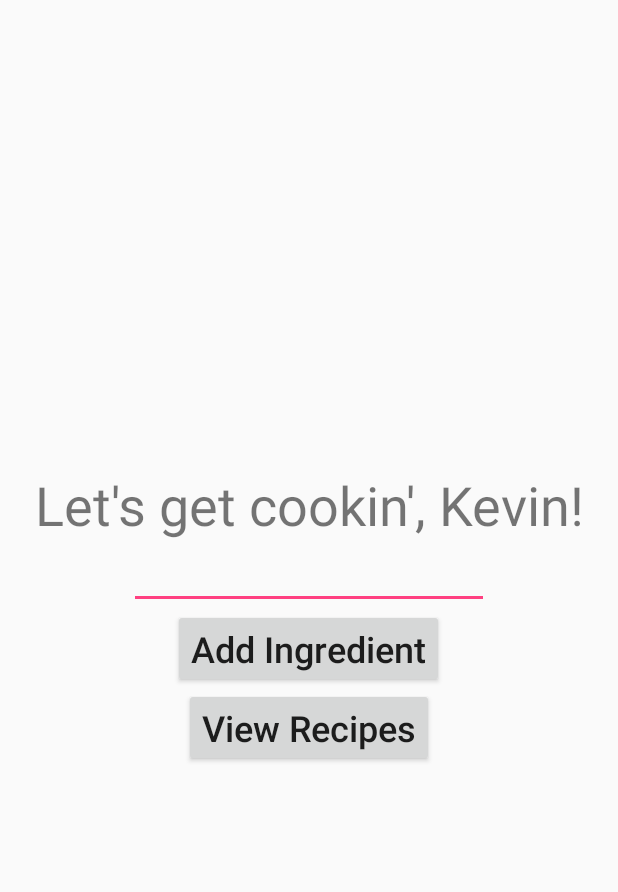
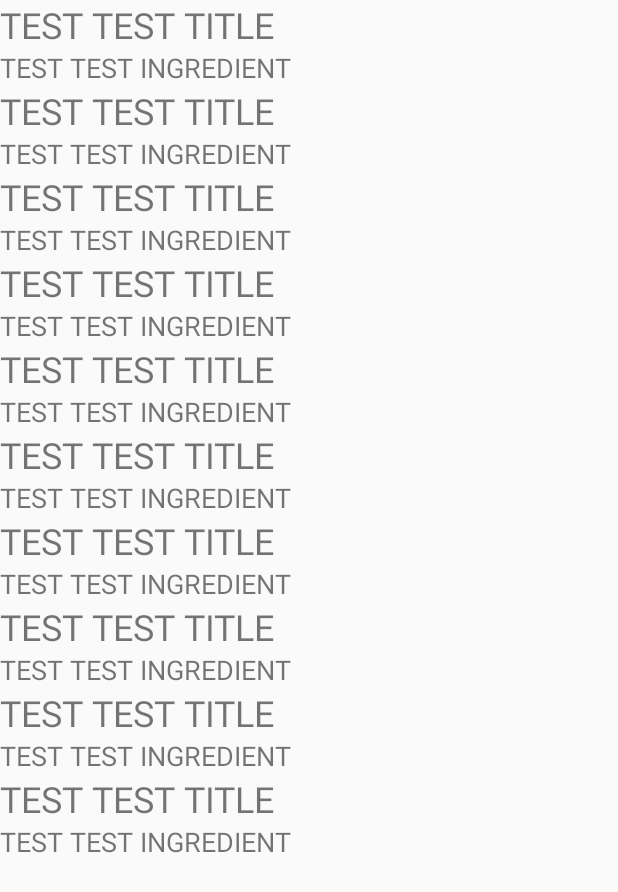
Before and after one commit to dvd-z/recipenn, an Android app: the screen it shows after launch (MainActivity before the commit, RecipeActivity after it), after a tap on "Add Ingredient", on a phone screen of 412 x 824 dp. Shown: the top 892 px of the screen. Run offline under Robolectric (Android 15) with nearby library versions, the phone set to English and light mode, and no system bars.

Commit message:
List of recipes now works

```diff
--- a/recipenn-android/app/src/main/java/com/recipenns/recipenn/MainActivity.java
+++ b/recipenn-android/app/src/main/java/com/recipenns/recipenn/MainActivity.java
@@ -21,5 +21,7 @@ public class MainActivity extends AppCompatActivity implements View.OnClickListe
 
     @Override
     public void onClick(View v) {
+        Intent intent = new Intent(this, RecipeActivity.class);
+        this.startActivity(intent);
     }
 }
--- a/recipenn-android/app/src/main/java/com/recipenns/recipenn/RecipeActivity.java
+++ b/recipenn-android/app/src/main/java/com/recipenns/recipenn/RecipeActivity.java
@@ -5,7 +5,10 @@ import android.os.Bundle;
 import android.support.v7.widget.LinearLayoutManager;
 import android.support.v7.widget.RecyclerView;
 
-public class RecipeActivity extends AppCompatActivity {x
+import java.util.ArrayList;
+import java.util.List;
+
+public class RecipeActivity extends AppCompatActivity {
     private RecyclerView recyclerView;
     private RecyclerView.Adapter adapter;
     private RecyclerView.LayoutManager layoutManager;
@@ -20,5 +23,16 @@ public class RecipeActivity extends AppCompatActivity {x
 
         layoutManager = new LinearLayoutManager(this);
         recyclerView.setLayoutManager(layoutManager);
+
+        List<RecipeObject> newObjects = new ArrayList<>();
+        for(int i=0;i<10;i++){
+            RecipeObject newObject = new RecipeObject();
+            newObject.setIngredients("TEST TEST INGREDIENT");
+            newObject.setTitle("TEST TEST TITLE");
+            newObjects.add(newObject);
+        }
+
+        adapter = new RecipeAdapter(newObjects);
+        recyclerView.setAdapter(adapter);
     }
 }
--- /dev/null
+++ b/recipenn-android/app/src/main/java/com/recipenns/recipenn/RecipeAdapter.java
@@ -0,0 +1,50 @@
+package com.recipenns.recipenn;
+
+import android.support.annotation.NonNull;
+import android.support.v7.widget.RecyclerView;
+import android.view.LayoutInflater;
+import android.view.View;
+import android.view.ViewGroup;
+import android.widget.TextView;
+
+import java.util.List;
+
+public class RecipeAdapter extends RecyclerView.Adapter<RecipeAdapter.MyViewHolder>{
+    private List<RecipeObject> dataset;
+
+    @NonNull
+    @Override
+    public RecipeAdapter.MyViewHolder onCreateViewHolder(@NonNull ViewGroup viewGroup, int i) {
+        View rowItem = LayoutInflater.from(viewGroup.getContext()).inflate(R.layout.row_item, viewGroup, false);
+        MyViewHolder vh = new MyViewHolder(rowItem);
+        return vh;
+    }
+
+    @Override
+    public void onBindViewHolder(@NonNull RecipeAdapter.MyViewHolder myViewHolder, int i) {
+        myViewHolder.title.setText(dataset.get(i).getTitle());
+        myViewHolder.content.setText(dataset.get(i).getIngredients());
+    }
+
+    @Override
+    public int getItemCount() {
+        return dataset.size();
+    }
+
+    public static class MyViewHolder extends RecyclerView.ViewHolder {
+        public TextView title;
+        public TextView content;
+
+        public MyViewHolder(@NonNull View itemView) {
+            super(itemView);
+            title = itemView.findViewById(R.id.title);
+            content = itemView.findViewById(R.id.content);
+        }
+    }
+
+    public RecipeAdapter(List<RecipeObject> newDataset) {
+        this.dataset = newDataset;
+    }
+
+
+}
--- /dev/null
+++ b/recipenn-android/app/src/main/res/layout/row_item.xml
@@ -0,0 +1,29 @@
+<?xml version="1.0" encoding="utf-8"?>
+
+<FrameLayout xmlns:android="http://schemas.android.com/apk/res/android"
+    android:layout_width="match_parent"
+    android:gravity="center_vertical"
+    android:layout_height="wrap_content">
+
+    <LinearLayout
+        android:layout_width="match_parent"
+        android:layout_height="match_parent"
+        android:orientation="vertical">
+
+        <TextView
+            android:id="@+id/title"
+            android:layout_width="match_parent"
+            android:layout_height="wrap_content"
+            android:text="TITLE"
+            android:textSize="24sp"/>
+
+        <TextView
+            android:id="@+id/content"
+            android:layout_width="match_parent"
+            android:layout_height="wrap_content"
+            android:text="CONTENT"
+            android:textSize="18sp"/>
+    </LinearLayout>
+
+
+</FrameLayout>
```
